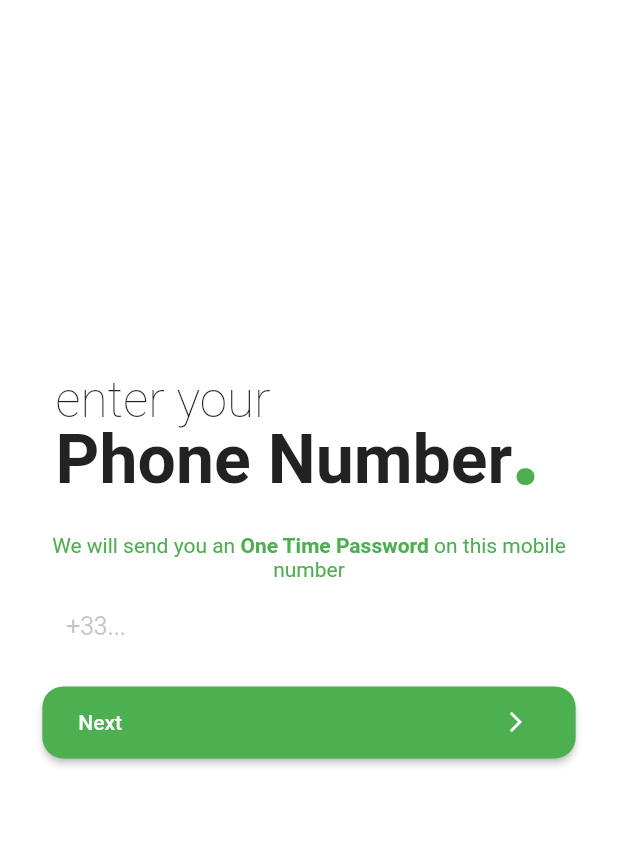
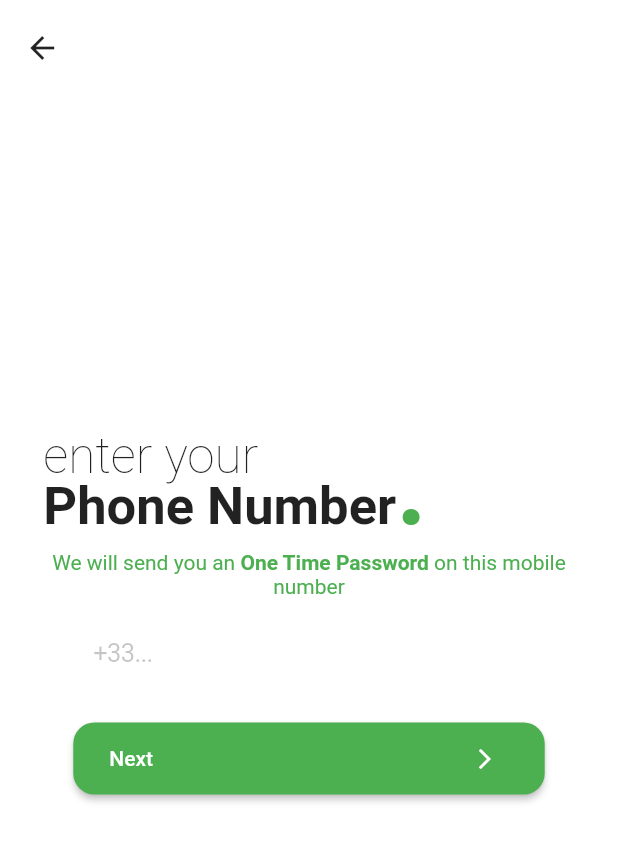
Before and after one commit to beSaif/responsiveloginpage, a Flutter app: the PhoneAuthPage screen opened by its route, on a phone screen of 412 x 824 dp. Shown: the top 841 px of the screen. Run offline on Flutter 3.47's test engine with Material 2 defaults, Android fonts, the phone set to English and light mode, and no system bars; our stand-ins replace device_preview, firebase_auth, firebase_core, flutter_screenutil, mobx; accounts and stored records are empty; project files that could hold a hidden picture were left out.

Commit message:
Fixed Sign Up & Login with Phone Number for small screen

```diff
--- a/lib/pages/forms/loginForm.dart
+++ b/lib/pages/forms/loginForm.dart
@@ -1,5 +1,6 @@
 import 'package:flutter/material.dart';
 import 'package:firebase_auth/firebase_auth.dart';
+import 'package:loginpage/pages/phoneAuthPage.dart';
 import 'package:loginpage/size_config.dart';
 
 class LogInForm extends StatefulWidget {
@@ -168,7 +169,8 @@ class _LogInFormState extends State<LogInForm> {
             SizedBox(height: SizeConfig.blockSizeVertical * 2.5),
             InkWell(
               onTap: () {
-                Navigator.of(context).pushNamed('/PhoneAuthPage');
+                Navigator.push(context,
+                    MaterialPageRoute(builder: (context) => PhoneAuthPage()));
               },
               child: Container(
                 height: SizeConfig.blockSizeVertical * 5.2,
--- a/lib/pages/forms/signupForm.dart
+++ b/lib/pages/forms/signupForm.dart
@@ -49,12 +49,10 @@ class _SignUpFormState extends State<SignUpForm> {
     return Form(
       key: formKey,
       child: Container(
-        padding: EdgeInsets.only(
-            top: SizeConfig.blockSizeVertical * 1,
-            left: SizeConfig.blockSizeHorizontal * 7,
-            right: SizeConfig.blockSizeHorizontal * 7),
+        padding: EdgeInsets.only(top: SizeConfig.blockSizeVertical * 0),
         child: Column(
           children: [
+            SizedBox(height: SizeConfig.screenHeight * 0.12),
             TextFormField(
               autovalidate: saveAttempted,
               onChanged: (textValue) {
--- a/lib/pages/phoneAuthPage.dart
+++ b/lib/pages/phoneAuthPage.dart
@@ -1,5 +1,6 @@
 import 'package:flutter/cupertino.dart';
 import 'package:flutter/material.dart';
+import 'package:loginpage/pages/forms/loginForm.dart';
 import 'package:mobx/mobx.dart';
 import 'package:provider/provider.dart';
 
@@ -16,30 +17,39 @@ class _PhoneAuthPageState extends State<PhoneAuthPage> {
 
   @override
   Widget build(BuildContext context) {
-    return Scaffold(
+    return new Scaffold(
       backgroundColor: Colors.white,
-      body: SafeArea(
-        child: SingleChildScrollView(
-          child: Container(
+      body: Builder(builder: (context) {
+        return Stack(
+          children: [
+            Padding(
+              padding: EdgeInsets.only(
+                  top: SizeConfig.blockSizeVertical * 1,
+                  left: SizeConfig.blockSizeHorizontal * 1),
+              child: IconButton(
+                icon: Icon(Icons.arrow_back),
+                onPressed: () {
+                  Navigator.pop(context);
+                },
+              ),
+            ),
+            Column(
+              mainAxisAlignment: MainAxisAlignment.center,
+              children: [
+                Padding(
                   padding: EdgeInsets.fromLTRB(
-                SizeConfig.blockSizeHorizontal * 2,
-                SizeConfig.blockSizeVertical * 20,
-                SizeConfig.blockSizeHorizontal * 2,
+                      SizeConfig.blockSizeHorizontal * 7,
+                      SizeConfig.blockSizeVertical * 0,
+                      SizeConfig.blockSizeHorizontal * 7,
                       0),
-            child: Center(
-              child: Expanded(
                   child: Column(
                     crossAxisAlignment: CrossAxisAlignment.start,
                     children: [
-                    Container(
-                      child: Stack(
+                      Stack(
                         children: [
                           Container(
                             padding: EdgeInsets.fromLTRB(
-                                SizeConfig.blockSizeHorizontal * 7,
-                                SizeConfig.blockSizeVertical * 10,
-                                0,
-                                0),
+                                0, SizeConfig.blockSizeVertical * 0, 0, 0),
                             child: Text(
                               'enter your',
                               style: TextStyle(
@@ -47,42 +57,39 @@ class _PhoneAuthPageState extends State<PhoneAuthPage> {
                                   fontWeight: FontWeight.w100),
                             ),
                           ),
+                          Row(
+                            children: [
                               Container(
                                 padding: EdgeInsets.fromLTRB(
-                                SizeConfig.blockSizeHorizontal * 7,
-                                SizeConfig.blockSizeVertical * 14,
-                                0,
-                                0),
+                                    0, SizeConfig.blockSizeVertical * 3, 0, 0),
                                 child: Text(
                                   'Phone Number',
                                   style: TextStyle(
-                                  fontSize: SizeConfig.blockSizeHorizontal * 11,
+                                      fontSize:
+                                          SizeConfig.blockSizeHorizontal * 8.5,
                                       fontWeight: FontWeight.bold),
                                 ),
                               ),
                               Container(
                                 padding: EdgeInsets.fromLTRB(
-                                SizeConfig.blockSizeHorizontal * 80.5,
-                                SizeConfig.blockSizeVertical * 10.8,
+                                    SizeConfig.blockSizeHorizontal * 0,
+                                    SizeConfig.blockSizeVertical * 0,
                                     0,
                                     0),
                                 child: Text(
                                   '.',
                                   style: TextStyle(
-                                  fontSize: SizeConfig.blockSizeHorizontal * 18,
+                                      fontSize:
+                                          SizeConfig.blockSizeHorizontal * 17,
                                       fontWeight: FontWeight.bold,
                                       color: Colors.green),
                                 ),
                               ),
                             ],
                           ),
-                    ),
-                    SizedBox(
-                      height: SizeConfig.blockSizeVertical * 1.8,
-                    ),
                           Container(
-                        constraints: const BoxConstraints(maxWidth: 500),
-                        margin: const EdgeInsets.symmetric(horizontal: 10),
+                              padding: EdgeInsets.fromLTRB(
+                                  0, SizeConfig.blockSizeVertical * 10, 0, 0),
                               child: RichText(
                                 textAlign: TextAlign.center,
                                 text: TextSpan(children: <TextSpan>[
@@ -99,17 +106,20 @@ class _PhoneAuthPageState extends State<PhoneAuthPage> {
                                       style: TextStyle(color: Colors.green)),
                                 ]),
                               )),
+                        ],
+                      ),
                       Container(
                         height: 40,
+                        margin:
+                            EdgeInsets.all(SizeConfig.blockSizeHorizontal * 4),
                         constraints: const BoxConstraints(maxWidth: 500),
-                      margin: const EdgeInsets.symmetric(
-                          horizontal: 20, vertical: 10),
                         child: CupertinoTextField(
-                        padding: const EdgeInsets.symmetric(horizontal: 16),
+                          padding: EdgeInsets.symmetric(horizontal: 16),
                           decoration: BoxDecoration(
+                              border: Border.all(color: Colors.white),
                               color: Colors.white,
                               borderRadius:
-                                const BorderRadius.all(Radius.circular(4))),
+                                  const BorderRadius.all(Radius.circular(10))),
                           controller: phoneController,
                           clearButtonMode: OverlayVisibilityMode.editing,
                           keyboardType: TextInputType.phone,
@@ -118,6 +128,8 @@ class _PhoneAuthPageState extends State<PhoneAuthPage> {
                         ),
                       ),
                       Container(
+                        padding: EdgeInsets.fromLTRB(
+                            0, SizeConfig.blockSizeVertical * 0, 0, 0),
                         margin: const EdgeInsets.symmetric(
                             horizontal: 20, vertical: 10),
                         constraints: const BoxConstraints(maxWidth: 500),
@@ -157,11 +169,12 @@ class _PhoneAuthPageState extends State<PhoneAuthPage> {
                       )
                     ],
                   ),
-              ),
-            ),
-          ),
-        ),
-      ),
+                )
+              ],
+            )
+          ],
+        );
+      }),
     );
   }
 }
```
Also changed, not shown: lib/pages/signup.dart (+25 -17 lines). Lines whose indentation alone changed are shown as unchanged.
